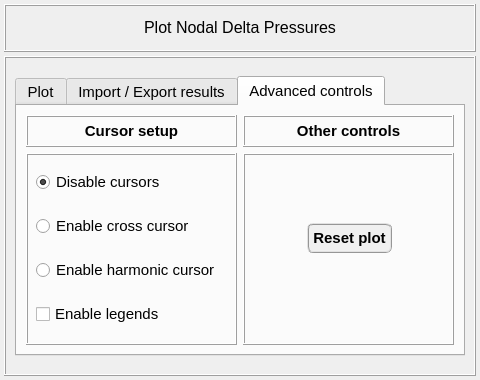
First picture: the form in data/user_input/ui/plots_/results_/acoustic_/plot_acoustic_delta_pressures_input.ui, repository open-pulse/OpenPulse, before the edit.
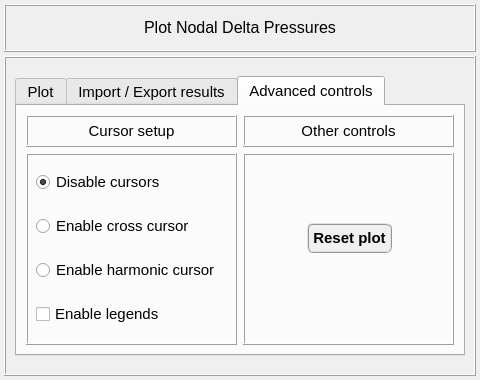
Second picture: the form after the edit. The open tabs and pages were chosen to show the change.

```diff
--- a/data/user_input/ui/plots_/results_/acoustic_/plot_acoustic_delta_pressures_input.ui
+++ b/data/user_input/ui/plots_/results_/acoustic_/plot_acoustic_delta_pressures_input.ui
@@ -1312,8 +1312,8 @@
               <widget class="QLabel" name="label_2">
                <property name="font">
                 <font>
-                 <weight>75</weight>
-                 <bold>true</bold>
+                 <weight>50</weight>
+                 <bold>false</bold>
                 </font>
                </property>
                <property name="text">
@@ -1373,8 +1373,8 @@
               <widget class="QLabel" name="label_7">
                <property name="font">
                 <font>
-                 <weight>75</weight>
-                 <bold>true</bold>
+                 <weight>50</weight>
+                 <bold>false</bold>
                 </font>
                </property>
                <property name="text">
```
